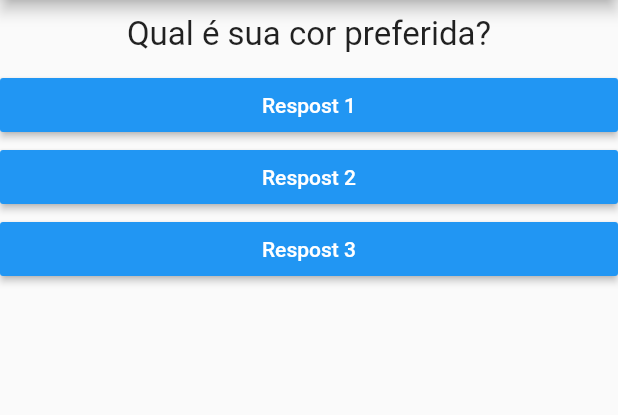
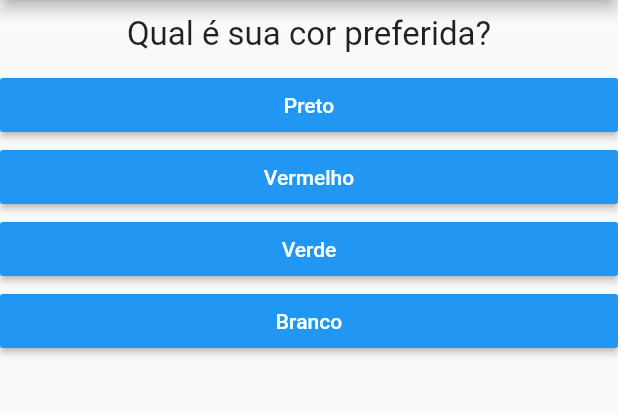
Before and after one commit to leandromt/flutter-questions, a Flutter app: the screen it shows after launch, on a phone screen of 412 x 824 dp, the part 84-499 px from its top. Run offline on Flutter 3.47's test engine with Material 2 defaults, Android fonts, the phone set to English and light mode, and no system bars.

Commit message:
Add Widget Resultado

```diff
--- a/lib/main.dart
+++ b/lib/main.dart
@@ -1,11 +1,26 @@
 import 'package:flutter/material.dart';
 import './questao.dart';
 import './resposta.dart';
+import './resultado.dart';
 
 main() => runApp(PerguntaApp());
 
 class _PerguntaAppState extends State<PerguntaApp> {
   var _perguntaSelecionada = 0;
+  final _perguntas = const [
+    {
+      'texto': 'Qual é sua cor preferida?',
+      'respostas': ['Preto', 'Vermelho', 'Verde', 'Branco'],
+    },
+    {
+      'texto': 'Qual é o seu animal favorito?',
+      'respostas': ['Coelho', 'Cobra', 'Elefante', 'Leão'],
+    },
+    {
+      'texto': 'Qual é o seu instrutor favorito?',
+      'respostas': ['Maria', 'João', 'Leo', 'Pedro'],
+    }
+  ];
 
   void _responder() {
     setState(() {
@@ -14,26 +29,29 @@ class _PerguntaAppState extends State<PerguntaApp> {
     print(_perguntaSelecionada);
   }
 
+  bool get temPerguntaSelecionada {
+    return _perguntaSelecionada < _perguntas.length;
+  }
+
   @override
   Widget build(BuildContext context) {
-    final perguntas = [
-      'Qual é sua cor preferida?',
-      'Qual é o seu animal favorito?'
-    ];
+    List<String> respostas = temPerguntaSelecionada
+        ? _perguntas[_perguntaSelecionada]['respostas']
+        : null;
 
     return MaterialApp(
       home: Scaffold(
         appBar: AppBar(
           title: Text('PerguntaApp'),
         ),
-        body: Column(
-          children: <Widget>[
-            Questao(perguntas[_perguntaSelecionada]),
-            Respota('Respost 1', _responder),
-            Respota('Respost 2', _responder),
-            Respota('Respost 3', _responder),
-          ],
-        ),
+        body: temPerguntaSelecionada
+            ? Column(
+                children: <Widget>[
+                  Questao(_perguntas[_perguntaSelecionada]['texto']),
+                  ...respostas.map((t) => Respota(t, _responder)).toList()
+                ],
+              )
+            : Resultado(),
       ),
     );
   }
--- /dev/null
+++ b/lib/resultado.dart
@@ -0,0 +1,15 @@
+import 'package:flutter/material.dart';
+
+class Resultado extends StatelessWidget {
+  @override
+  Widget build(BuildContext context) {
+    return Container(
+      child: Center(
+        child: Text(
+          'Parabéns',
+          style: TextStyle(fontSize: 30),
+        ),
+      ),
+    );
+  }
+}
```
